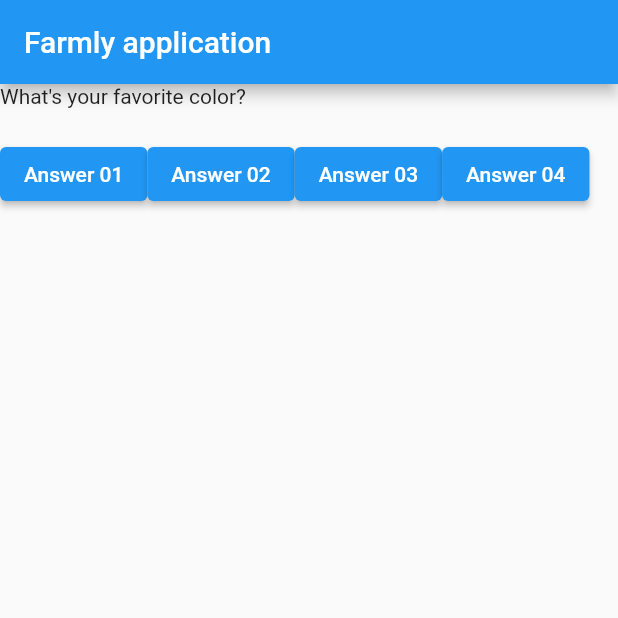
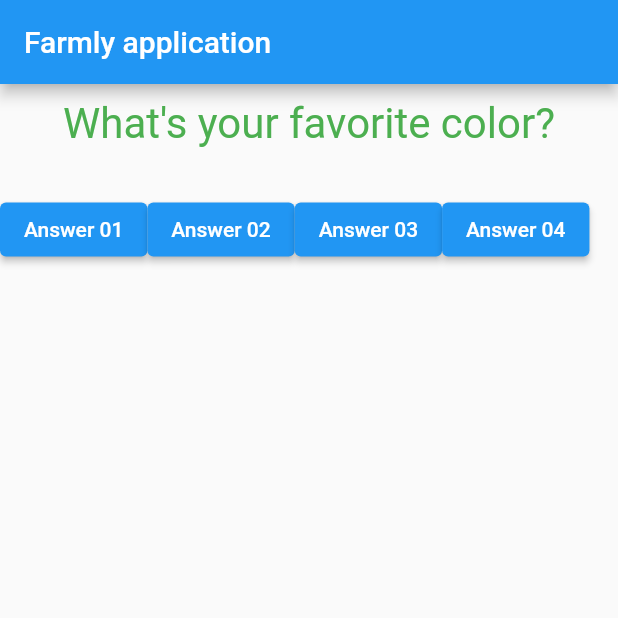
Before and after one commit to rahat7914/Flutter, a Flutter app: the screen it shows after launch, after a tap on "Answer 04", on a phone screen of 412 x 824 dp, the top half of it. Run offline on Flutter 3.47's test engine with Material 2 defaults, Android fonts, the phone set to English and light mode, and no system bars; missing offline and left inert: dart:html.

Commit message:
Add: Question widget complete with features

```diff
--- a/lib/main.dart
+++ b/lib/main.dart
@@ -80,10 +80,13 @@ class _MyAppState extends State<MyApp> {
         //body: Text('This is going to be Farmly app'),
         body: Column(
           children: [
-            Row(
+            //previously it was row but the align was not working. not much space on sideways
+            //now working on the column [vertical] enough sapce on sideways
+            //column sets everything centered in the table, where row keeps eveyrhing on left/right
+            Column(
               children: [
                 //Text(questions.elementAt(0)),
-                Text(questions[_questionIndex]),
+                Question(questions[_questionIndex]),
               ],
             ),
             //Raised button is ElevatedButton
@@ -115,7 +118,7 @@ class _MyAppState extends State<MyApp> {
                     ElevatedButton(
                       //Example of anonymous function () {funtion body} we use it, when this funtion is element specific
                       onPressed: () {
-                        print('Answer 04 is chosen');
+                        print('Answer 04 is chosen somethin jsut like this');
                       },
                       child: Text('Answer 04'),
                     ),
--- a/lib/question.dart
+++ b/lib/question.dart
@@ -3,11 +3,31 @@ import 'package:flutter/material.dart';
 class Question extends StatelessWidget {
   //adding a property (var within a class) questionText that will hold the questions
   //Goal is to build a constructer through which I can pass the questions to questionText container
-  String questionText;
+  //final tells dart that never change the value of questionText after the constructor initializes.
+  final String questionText;
   // A constructer that will take question text as argument (postional not named {}) and store it into the questionText
   Question(this.questionText);
   @override
   Widget build(BuildContext context) {
-    return Text(questionText);
+    //align center didnt work because the Text widget only takes the space it needs
+    //adding the container: the Text widget will take needed space within that container
+    //Still didnt work. because the width of the container is as big as text
+    //added width of container double.infinity tells flutter to take the maximum space svailable on width
+    //Now works because text wodget has more space on width and now can align on center
+    return Container(
+      width: double.infinity,
+      margin: EdgeInsets.all(10),
+      child: Text(
+        questionText,
+
+        style: TextStyle(
+          // This is for mroe generic use [Enum] predefined
+          fontSize: 28, color: Colors.green,
+          //color: Color(0xFF232323), for adding custom color 0xFF+Hex code
+        ),
+        //Here TextAlign is an enum. It's like predefined values. Something useful for the computer but not for us
+        textAlign: TextAlign.center,
+      ),
+    );
   }
 }
```
